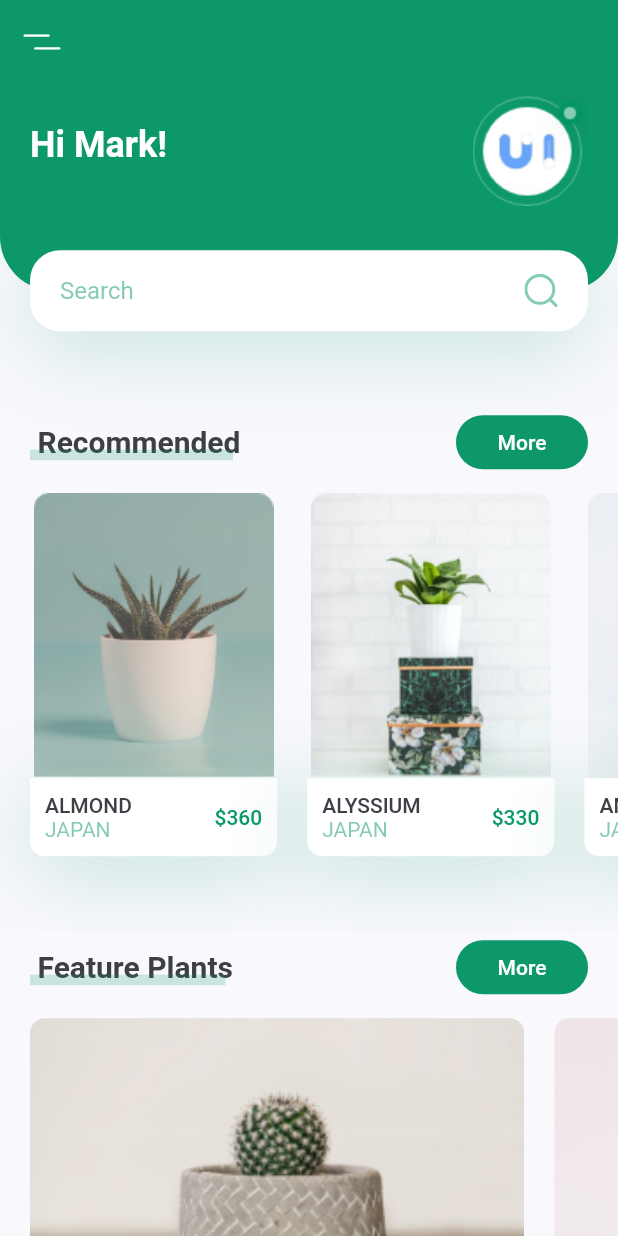
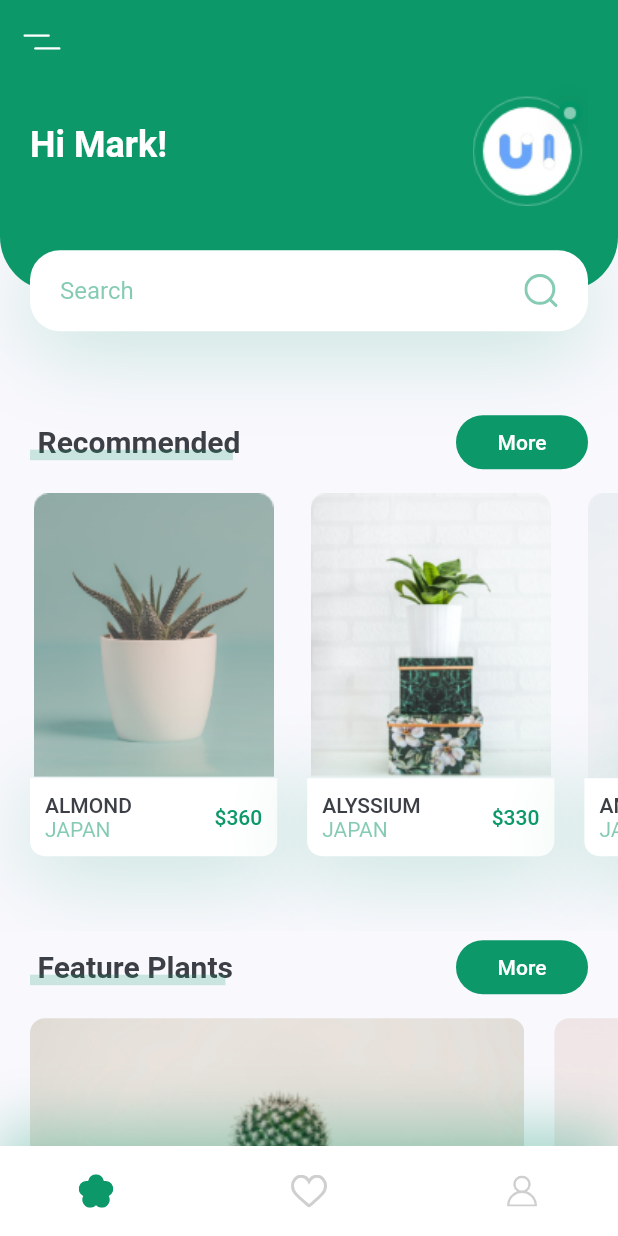
Before and after one commit to everas7/plant-app, a Flutter app: the screen it shows after launch, on a phone screen of 412 x 824 dp. Run offline on Flutter 3.47's test engine with Material 2 defaults, Android fonts, the phone set to English and light mode, and no system bars; our stand-ins replace flutter_svg.

Commit message:
Adds bottom nav bar

```diff
--- /dev/null
+++ b/lib/components/bottom_nav_bar.dart
@@ -0,0 +1,48 @@
+import 'package:flutter/material.dart';
+import 'package:flutter_svg/svg.dart';
+
+import 'package:plant_app/constants.dart' as Constants;
+
+class BottomNavBar extends StatelessWidget {
+  const BottomNavBar({
+    Key key,
+  }) : super(key: key);
+
+  @override
+  Widget build(BuildContext context) {
+    return Container(
+      padding: EdgeInsets.only(
+        left: Constants.DEFAULT_PADDING * 2,
+        right: Constants.DEFAULT_PADDING * 2,
+      ),
+      height: 60,
+      decoration: BoxDecoration(
+        color: Colors.white,
+        boxShadow: [
+          BoxShadow(
+            offset: Offset(0, -10),
+            blurRadius: 35,
+            color: Constants.PRIMARY_COLOR.withOpacity(0.38),
+          )
+        ],
+      ),
+      child: Row(
+        mainAxisAlignment: MainAxisAlignment.spaceBetween,
+        children: <Widget>[
+          IconButton(
+            icon: SvgPicture.asset("assets/icons/flower.svg"),
+            onPressed: () {},
+          ),
+          IconButton(
+            icon: SvgPicture.asset("assets/icons/heart-icon.svg"),
+            onPressed: () {},
+          ),
+          IconButton(
+            icon: SvgPicture.asset("assets/icons/user-icon.svg"),
+            onPressed: () {},
+          )
+        ],
+      ),
+    );
+  }
+}
--- a/lib/screens/home/home_screen.dart
+++ b/lib/screens/home/home_screen.dart
@@ -2,6 +2,8 @@ import 'package:flutter/material.dart';
 import 'package:flutter_svg/svg.dart';
 
 import 'components/home_body.dart';
+import 'package:plant_app/components/bottom_nav_bar.dart';
+import 'package:plant_app/constants.dart' as Constants;
 
 class HomeScreen extends StatelessWidget {
   @override
@@ -9,6 +11,7 @@ class HomeScreen extends StatelessWidget {
     return Scaffold(
       appBar: buildAppBar(),
       body: HomeBody(),
+      bottomNavigationBar: BottomNavBar(),
     );
   }
 
```
